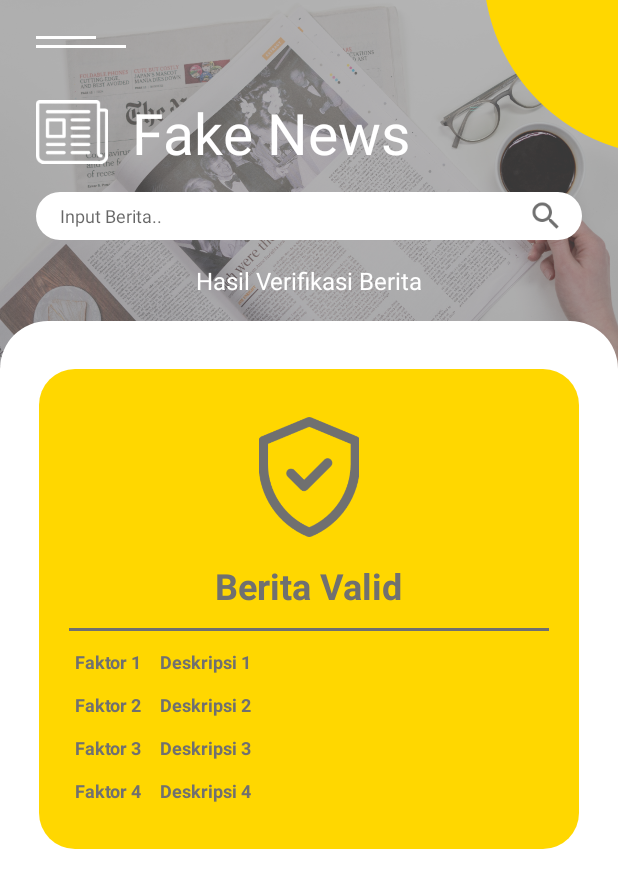
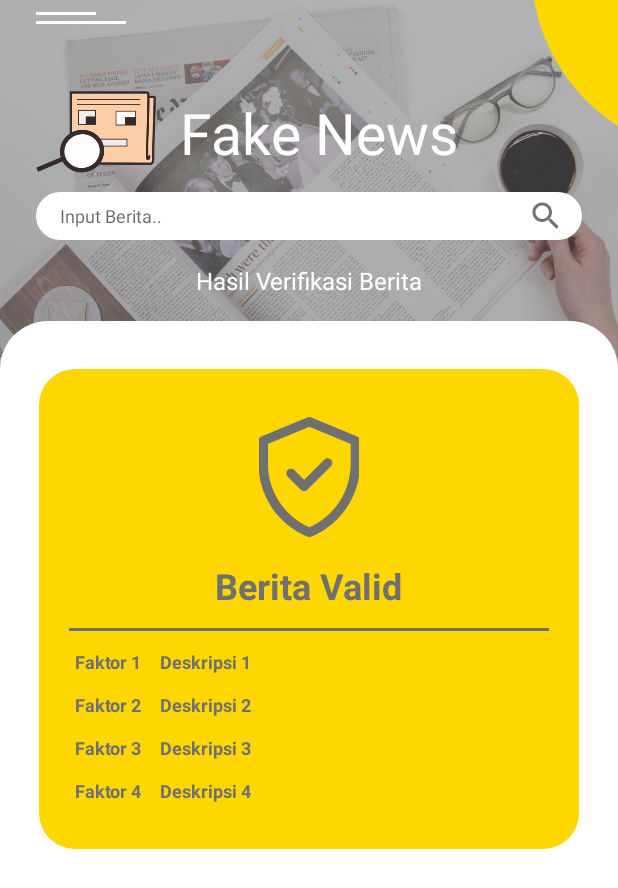
Before and after one commit to rezir008/ProjectCapstoneFakeNews, an Android app: the screen it shows after launch (HomeActivity), on a phone screen of 412 x 824 dp. Shown: the top 888 px of the screen. Run offline under Robolectric (Android 15) with nearby library versions, the light colour scheme and no system bars; Roboto replaces fonts that are not available here.

Commit message:
Ganti Logo

```diff
--- a/app/src/main/AndroidManifest.xml
+++ b/app/src/main/AndroidManifest.xml
@@ -4,9 +4,9 @@
 
     <application
         android:allowBackup="true"
-        android:icon="@drawable/ic_news_white"
+        android:icon="@drawable/logo_capstone"
         android:label="@string/app_name"
-        android:roundIcon="@drawable/ic_news_white"
+        android:roundIcon="@drawable/logo_capstone"
         android:supportsRtl="true"
         android:theme="@style/Theme.ProjectCapstoneFakeNews">
         <activity android:name=".ui.home.HomeActivity" />
--- a/app/src/main/java/com/pasrahsaja/projectcapstonefakenews/ui/home/HomeActivity.kt
+++ b/app/src/main/java/com/pasrahsaja/projectcapstonefakenews/ui/home/HomeActivity.kt
@@ -18,7 +18,5 @@ class HomeActivity : AppCompatActivity() {
             Toast.makeText(this@HomeActivity, binding.hmInputNews.text, Toast.LENGTH_SHORT).show()
         }
 
-
-
     }
 }
--- a/app/src/main/res/layout/activity_home.xml
+++ b/app/src/main/res/layout/activity_home.xml
@@ -53,10 +53,9 @@
 
     <ImageView
         android:id="@+id/hm_img_news"
-        android:layout_width="48dp"
-        android:layout_height="48dp"
-        android:layout_marginBottom="16dp"
-        android:src="@drawable/ic_news_white"
+        android:layout_width="80dp"
+        android:layout_height="80dp"
+        android:src="@drawable/logo_capstone"
         app:layout_constraintBottom_toTopOf="@id/hm_input_news"
         app:layout_constraintStart_toStartOf="@id/hm_input_news"
         android:contentDescription="@string/icon_news" />
```
Also changed, not shown: app/src/main/res/layout/activity_splash_screen.xml (+3 -4 lines), app/src/main/res/drawable-v24/ic_news_white.png (deleted), app/src/main/res/drawable-v24/ic_news_yellow.png (deleted), app/src/main/res/drawable-v24/logo_capstone.png (added).
